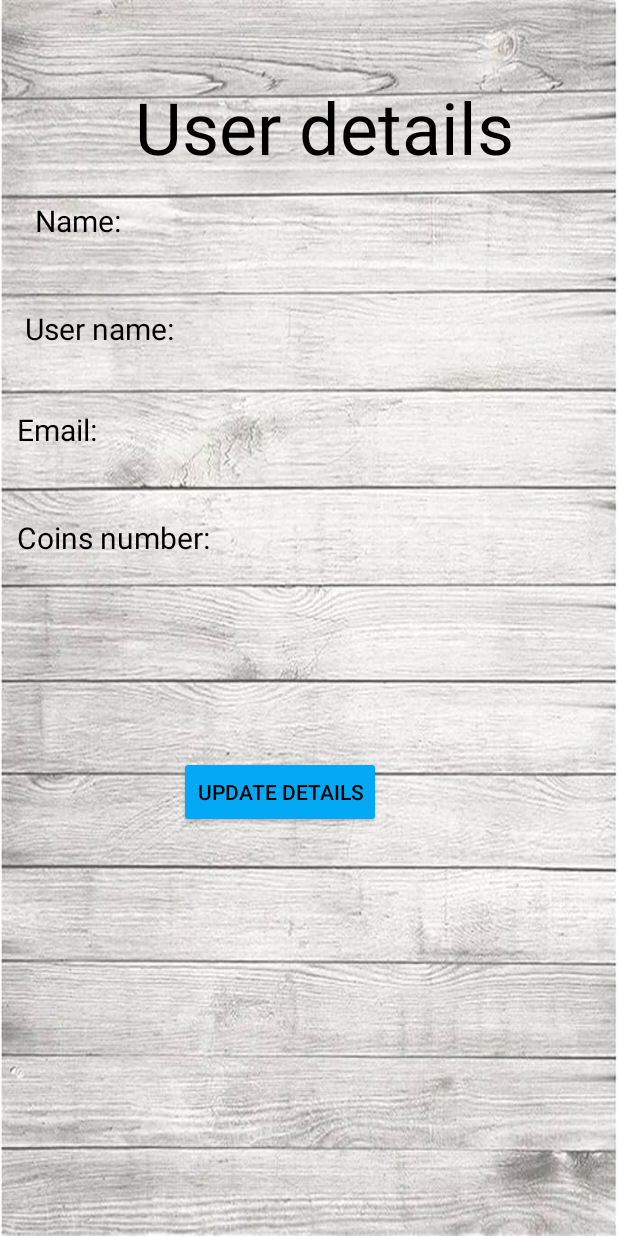
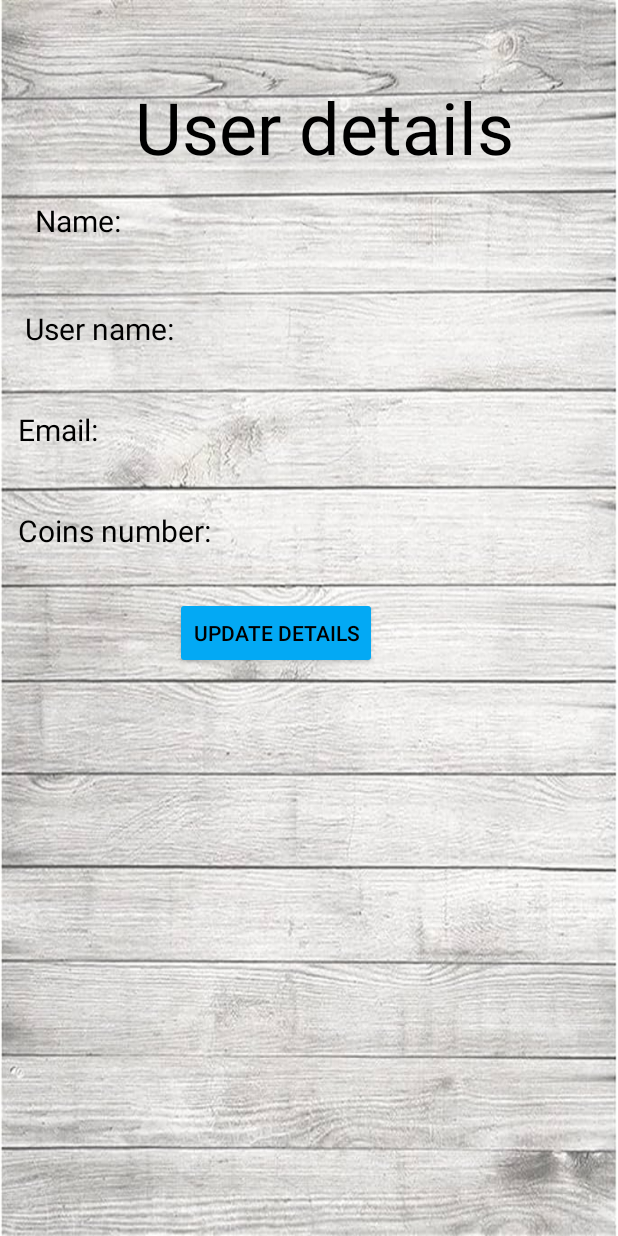
Before and after one commit to liamshmilo2/SellToBuy, an Android app: the layout activity_userdetails.xml on its own in the app's theme, with its tools: preview values and no code run, on a phone screen of 412 x 824 dp. Run offline under Robolectric (Android 15) with nearby library versions, the phone set to English and light mode, and no system bars.

Commit message:
final 15/2/24

```diff
--- a/app/src/main/java/com/example/selltobuy/activities/Buyproduct.java
+++ b/app/src/main/java/com/example/selltobuy/activities/Buyproduct.java
@@ -39,15 +39,13 @@ public class Buyproduct extends AppCompatActivity implements IFirebaseCallback,
     String text;
     Bitmap bitmap;
     TextView coinText;
+    private BatteryReciver batteryReciver;
 
-
-    private BatteryReciver batteryReciver;
     protected void onStart ()
     {
         super.onStart();
         registerReceiver(batteryReciver,new IntentFilter(Intent.ACTION_BATTERY_CHANGED));
     }
-
 
 
     @Override
--- a/app/src/main/res/layout/activity_buy_one_product.xml
+++ b/app/src/main/res/layout/activity_buy_one_product.xml
@@ -5,7 +5,7 @@
     android:layout_width="match_parent"
     android:layout_height="match_parent"
     tools:context=".activities.BuyOneProduct"
-    android:background="@drawable/tree">
+    android:background="@drawable/cash3">
 
     <ImageView
         android:id="@+id/productImage"
--- a/app/src/main/res/layout/activity_main.xml
+++ b/app/src/main/res/layout/activity_main.xml
@@ -50,7 +50,7 @@
         android:layout_marginTop="20dp"
         android:layout_marginEnd="168dp"
         android:backgroundTint="#03A9F4"
-        android:text="Log in"
+        android:text="@string/log_in"
         android:textColor="@color/black"
         app:layout_constraintEnd_toEndOf="parent"
         app:layout_constraintHorizontal_bias="1.0"
--- a/app/src/main/res/layout/activity_userdetails.xml
+++ b/app/src/main/res/layout/activity_userdetails.xml
@@ -54,8 +54,8 @@
 
     <TextView
         android:id="@+id/emaildetails"
-        android:layout_width="397dp"
-        android:layout_height="64dp"
+        android:layout_width="365dp"
+        android:layout_height="59dp"
         android:layout_marginTop="8dp"
         android:layout_marginEnd="332dp"
         android:text="Email:"
@@ -85,12 +85,24 @@
         android:layout_width="wrap_content"
         android:layout_height="wrap_content"
         android:layout_marginStart="142dp"
-        android:layout_marginTop="105dp"
+        android:layout_marginTop="4dp"
         android:layout_marginEnd="181dp"
+        android:backgroundTint="#03A9F4"
         android:text="update details"
+        android:textColor="@color/black"
+        app:layout_constraintEnd_toEndOf="parent"
+        app:layout_constraintHorizontal_bias="0.56"
+        app:layout_constraintStart_toStartOf="parent"
+        app:layout_constraintTop_toBottomOf="@+id/coinsDetails" />
+
+    <androidx.recyclerview.widget.RecyclerView
+        android:id="@+id/recyclerview_product2"
+        android:layout_width="391dp"
+        android:layout_height="377dp"
+        android:layout_marginTop="12dp"
+        app:layout_constraintBottom_toBottomOf="parent"
         app:layout_constraintEnd_toEndOf="parent"
         app:layout_constraintStart_toStartOf="parent"
-        app:layout_constraintTop_toBottomOf="@+id/coinsDetails"
-        android:backgroundTint="#03A9F4"
-        android:textColor="@color/black"/>
+        app:layout_constraintTop_toBottomOf="@+id/updateBtn"
+        app:layout_constraintVertical_bias="1.0" />
 </androidx.constraintlayout.widget.ConstraintLayout>
--- a/app/src/main/res/values/strings.xml
+++ b/app/src/main/res/values/strings.xml
@@ -1,5 +1,7 @@
 <resources>
     <string name="app_name">SellToBuy</string>
+    <string name="Product_name">Product name: </string>
+    <string name="log_in">Log in</string>
     <string-array name="types">
         <item>General product</item>
         <item>Tech product</item>
```
Also changed, not shown: app/src/main/java/com/example/selltobuy/FirebaseController.java (+51 -47 lines), app/src/main/res/drawable/cash3.jpg (added).
